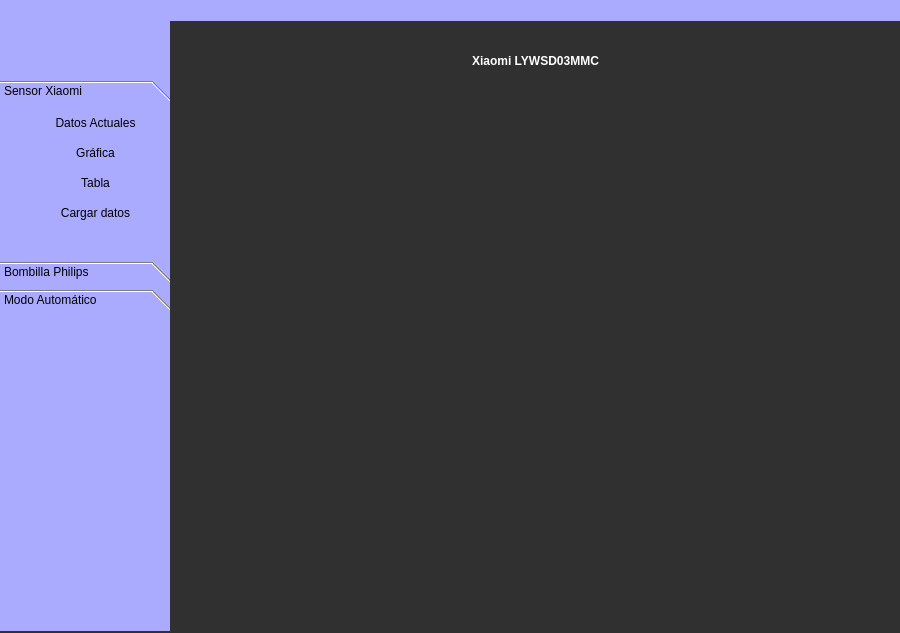
patmar1224/BLE-python, file gui_app.ui: the form before one commit.
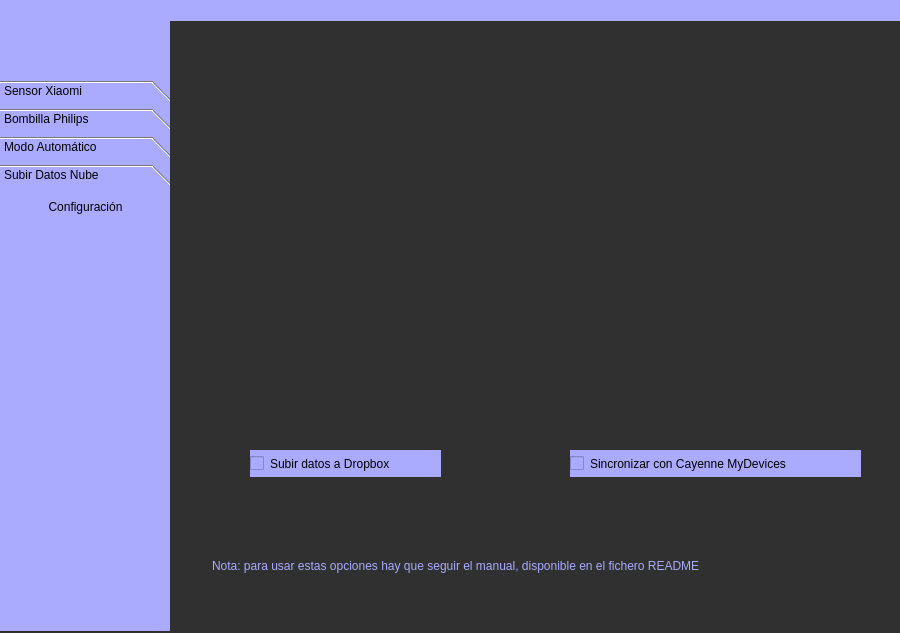
The form after the commit. The open tabs and pages were chosen to show the change. Icons and pictures are not drawn. Custom widgets are drawn as their Qt base class.

```diff
--- a/gui_app.ui
+++ b/gui_app.ui
@@ -116,7 +116,7 @@
        <x>0</x>
        <y>80</y>
        <width>191</width>
-       <height>231</height>
+       <height>271</height>
       </rect>
      </property>
      <property name="sizePolicy">
@@ -138,7 +138,7 @@
         <x>0</x>
         <y>0</y>
         <width>191</width>
-        <height>123</height>
+        <height>127</height>
        </rect>
       </property>
       <property name="sizePolicy">
@@ -387,6 +387,44 @@
        </property>
       </widget>
      </widget>
+     <widget class="QWidget" name="Subir_Nube_Conf">
+      <property name="geometry">
+       <rect>
+        <x>0</x>
+        <y>0</y>
+        <width>191</width>
+        <height>127</height>
+       </rect>
+      </property>
+      <attribute name="label">
+       <string>Subir Datos Nube</string>
+      </attribute>
+      <widget class="QPushButton" name="boton_configuracion_nube">
+       <property name="geometry">
+        <rect>
+         <x>0</x>
+         <y>0</y>
+         <width>171</width>
+         <height>30</height>
+        </rect>
+       </property>
+       <property name="styleSheet">
+        <string notr="true">QPushButton{
+	border-radus:Spx;
+}
+QPushButton:hover{
+	background-color:rgb(146, 142, 255);
+}</string>
+       </property>
+       <property name="text">
+        <string>Configuración</string>
+       </property>
+       <property name="icon">
+        <iconset resource="logo.qrc">
+         <normaloff>:/cct/iconos/user_setting_settings_icon_148607.png</normaloff>:/cct/iconos/user_setting_settings_icon_148607.png</iconset>
+       </property>
+      </widget>
+     </widget>
     </widget>
    </widget>
    <widget class="QStackedWidget" name="stackedWidget">
@@ -1920,6 +1958,96 @@
       </property>
      </widget>
     </widget>
+    <widget class="QWidget" name="Pagina_Nube">
+     <widget class="QCheckBox" name="subirdropbox">
+      <property name="geometry">
+       <rect>
+        <x>80</x>
+        <y>430</y>
+        <width>191</width>
+        <height>27</height>
+       </rect>
+      </property>
+      <property name="styleSheet">
+       <string notr="true">background-color: rgb(170, 170, 255);</string>
+      </property>
+      <property name="text">
+       <string>Subir datos a Dropbox</string>
+      </property>
+     </widget>
+     <widget class="QCheckBox" name="sincronizarcayenne">
+      <property name="geometry">
+       <rect>
+        <x>400</x>
+        <y>430</y>
+        <width>291</width>
+        <height>27</height>
+       </rect>
+      </property>
+      <property name="styleSheet">
+       <string notr="true">background-color: rgb(170, 170, 255);</string>
+      </property>
+      <property name="text">
+       <string>Sincronizar con Cayenne MyDevices</string>
+      </property>
+     </widget>
+     <widget class="QFrame" name="frame_18">
+      <property name="geometry">
+       <rect>
+        <x>50</x>
+        <y>120</y>
+        <width>251</width>
+        <height>241</height>
+       </rect>
+      </property>
+      <property name="styleSheet">
+       <string notr="true">border-image: url(:/cct/iconos/1490889640-dropbox_82530.png);</string>
+      </property>
+      <property name="frameShape">
+       <enum>QFrame::StyledPanel</enum>
+      </property>
+      <property name="frameShadow">
+       <enum>QFrame::Raised</enum>
+      </property>
+     </widget>
+     <widget class="QFrame" name="frame_19">
+      <property name="geometry">
+       <rect>
+        <x>430</x>
+        <y>130</y>
+        <width>231</width>
+        <height>231</height>
+       </rect>
+      </property>
+      <property name="styleSheet">
+       <string notr="true">border-image: url(:/cct/iconos/cayenne.png);</string>
+      </property>
+      <property name="frameShape">
+       <enum>QFrame::StyledPanel</enum>
+      </property>
+      <property name="frameShadow">
+       <enum>QFrame::Raised</enum>
+      </property>
+     </widget>
+     <widget class="QLineEdit" name="lineEdit_2">
+      <property name="geometry">
+       <rect>
+        <x>40</x>
+        <y>530</y>
+        <width>651</width>
+        <height>32</height>
+       </rect>
+      </property>
+      <property name="styleSheet">
+       <string notr="true">font: 75 12pt &quot;PibotoLt&quot;;
+color: rgb(170, 170, 255);
+</string>
+      </property>
+      <property name="text">
+       <string>Nota: para usar estas opciones hay que seguir el manual, disponible en el fichero README</string>
+      </property>
+     </widget>
+    </widget>
    </widget>
    <widget class="QFrame" name="barra_superior">
     <property name="geometry">
```
Left out of the diff: 43 changed lines with no effect on the pictures.
